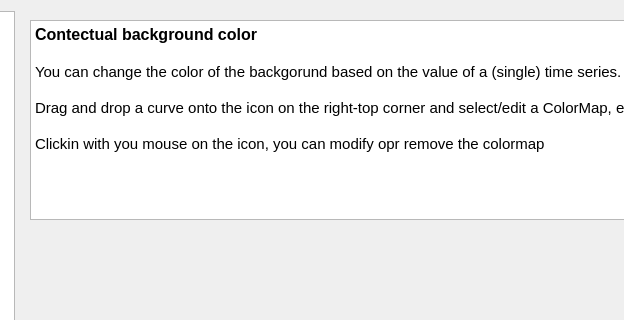
First picture: the form in plotjuggler_app/cheatsheet/cheatsheet_dialog.ui, repository facontidavide/plotjuggler-release, before the edit; both pictures show x 196 to 820 and y 0 to 320 of the 1231 by 831 pixel window.
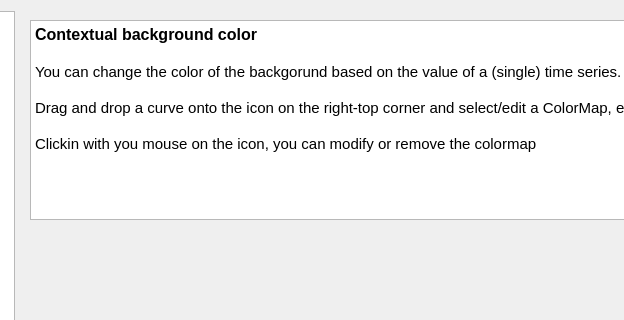
Second picture: the form after the edit.

The edit to the form file:
```diff
--- a/plotjuggler_app/cheatsheet/cheatsheet_dialog.ui
+++ b/plotjuggler_app/cheatsheet/cheatsheet_dialog.ui
@@ -701,13 +701,13 @@
 &lt;html&gt;&lt;head&gt;&lt;meta name=&quot;qrichtext&quot; content=&quot;1&quot; /&gt;&lt;style type=&quot;text/css&quot;&gt;
 p, li { white-space: pre-wrap; }
 &lt;/style&gt;&lt;/head&gt;&lt;body style=&quot; font-family:'Ubuntu'; font-size:11pt; font-weight:400; font-style:normal;&quot;&gt;
-&lt;p style=&quot; margin-top:0px; margin-bottom:0px; margin-left:0px; margin-right:0px; -qt-block-indent:0; text-indent:0px;&quot;&gt;&lt;span style=&quot; font-size:12pt; font-weight:600;&quot;&gt;Contectual background color&lt;/span&gt;&lt;/p&gt;
+&lt;p style=&quot; margin-top:0px; margin-bottom:0px; margin-left:0px; margin-right:0px; -qt-block-indent:0; text-indent:0px;&quot;&gt;&lt;span style=&quot; font-size:12pt; font-weight:600;&quot;&gt;Contextual background color&lt;/span&gt;&lt;/p&gt;
 &lt;p style=&quot;-qt-paragraph-type:empty; margin-top:0px; margin-bottom:0px; margin-left:0px; margin-right:0px; -qt-block-indent:0; text-indent:0px; font-size:12pt; font-weight:600;&quot;&gt;&lt;br /&gt;&lt;/p&gt;
 &lt;p style=&quot; margin-top:0px; margin-bottom:0px; margin-left:0px; margin-right:0px; -qt-block-indent:0; text-indent:0px;&quot;&gt;You can change the color of the backgorund based on the value of a (single) time series.&lt;/p&gt;
 &lt;p style=&quot;-qt-paragraph-type:empty; margin-top:0px; margin-bottom:0px; margin-left:0px; margin-right:0px; -qt-block-indent:0; text-indent:0px;&quot;&gt;&lt;br /&gt;&lt;/p&gt;
 &lt;p style=&quot; margin-top:0px; margin-bottom:0px; margin-left:0px; margin-right:0px; -qt-block-indent:0; text-indent:0px;&quot;&gt;Drag and drop a curve onto the icon on the right-top corner and select/edit a ColorMap, expressed as a simple Lua script that returns a color. &lt;/p&gt;
 &lt;p style=&quot;-qt-paragraph-type:empty; margin-top:0px; margin-bottom:0px; margin-left:0px; margin-right:0px; -qt-block-indent:0; text-indent:0px;&quot;&gt;&lt;br /&gt;&lt;/p&gt;
-&lt;p style=&quot; margin-top:0px; margin-bottom:0px; margin-left:0px; margin-right:0px; -qt-block-indent:0; text-indent:0px;&quot;&gt;Clickin with you mouse on the icon, you can modify opr remove the colormap&lt;/p&gt;&lt;/body&gt;&lt;/html&gt;</string>
+&lt;p style=&quot; margin-top:0px; margin-bottom:0px; margin-left:0px; margin-right:0px; -qt-block-indent:0; text-indent:0px;&quot;&gt;Clickin with you mouse on the icon, you can modify or remove the colormap&lt;/p&gt;&lt;/body&gt;&lt;/html&gt;</string>
            </property>
           </widget>
          </item>
```
Left out of the diff: 2 changed lines with no effect on the pictures.
